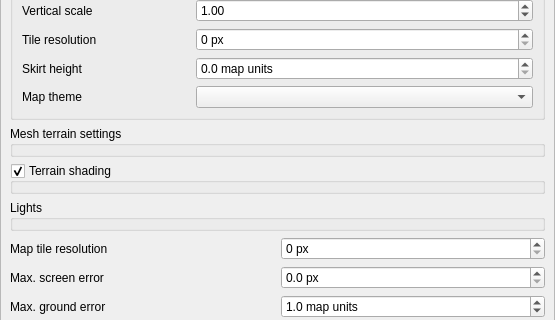
Qt form src/ui/3d/map3dconfigwidget.ui (qgis/QGIS) before a commit; both pictures show x 0 to 555 and y 166 to 486 of the 555 by 661 pixel window.
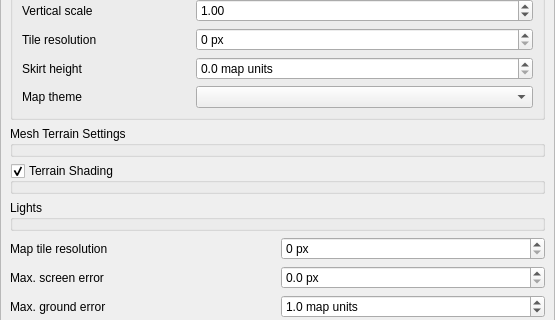
The same form after that commit. Custom widgets are drawn as their Qt base class.

Commit message: Fix capitalization inconsistency

The edit to the form file:
```diff
--- a/src/ui/3d/map3dconfigwidget.ui
+++ b/src/ui/3d/map3dconfigwidget.ui
@@ -154,7 +154,7 @@
        <item row="3" column="0">
         <widget class="QgsCollapsibleGroupBox" name="groupTerrainShading">
          <property name="title">
-          <string>Terrain shading</string>
+          <string>Terrain Shading</string>
          </property>
          <property name="checkable">
           <bool>true</bool>
@@ -319,7 +319,7 @@
        <item row="2" column="0">
         <widget class="QgsCollapsibleGroupBox" name="groupMeshTerrainShading">
          <property name="title">
-          <string>Mesh terrain settings</string>
+          <string>Mesh Terrain Settings</string>
          </property>
          <layout class="QVBoxLayout" name="verticalLayout">
           <property name="leftMargin">
```
